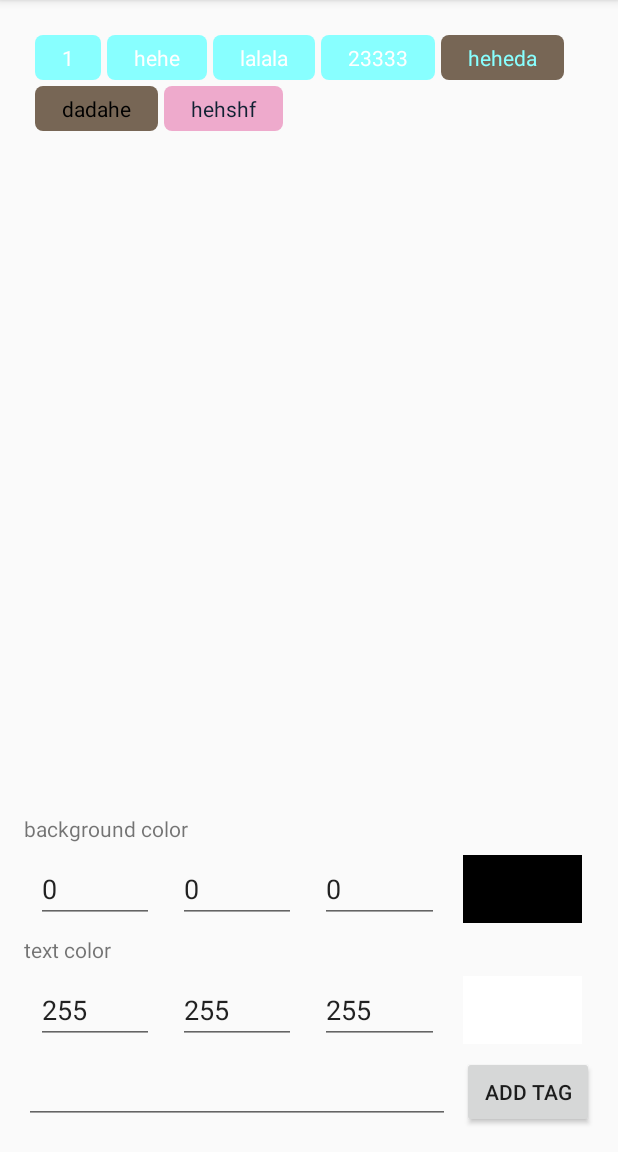
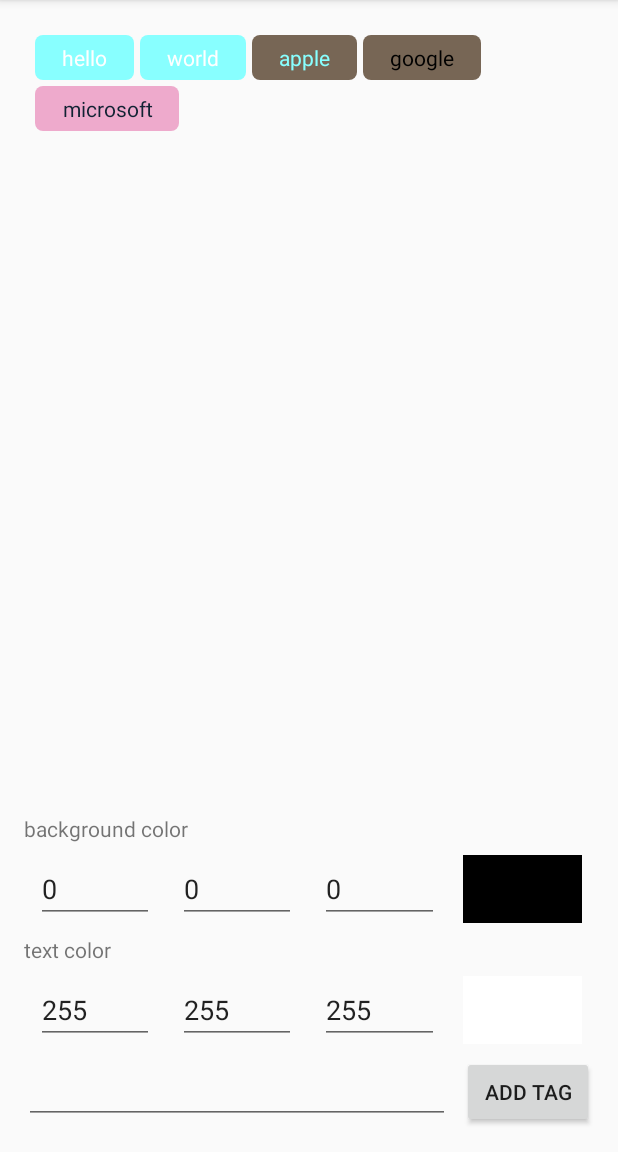
Before and after one commit to nestorm001/TagView, an Android app: the screen it shows after launch (MainActivity), on a phone screen of 412 x 824 dp, the part 84-1236 px from its top. Run offline under Robolectric (Android 15) with nearby library versions, the phone set to English and light mode, and no system bars; our stand-ins replace ButterKnife.

```diff
--- a/app/src/main/java/nesto/tagviewrepo/MainActivity.java
+++ b/app/src/main/java/nesto/tagviewrepo/MainActivity.java
@@ -42,12 +42,12 @@ public class MainActivity extends AppCompatActivity {
         super.onCreate(savedInstanceState);
         setContentView(R.layout.activity_main);
         ButterKnife.bind(this);
-        tags.addStringTags(Arrays.asList("1", "hehe", "lalala", "23333"))
-                .addTag(new Tag("heheda", Color.argb(0xff, 0x88, 0xff, 0xff),
+        tags.addStringTags(Arrays.asList("hello", "world"))
+                .addTag(new Tag("apple", Color.argb(0xff, 0x88, 0xff, 0xff),
                         Color.argb(0xff, 0x77, 0x66, 0x55)))
-                .addTag(new Tag("dadahe", Color.argb(0xff, 0x00, 0x00, 0x00),
+                .addTag(new Tag("google", Color.argb(0xff, 0x00, 0x00, 0x00),
                         Color.argb(0xff, 0x77, 0x66, 0x55)))
-                .addTag(new Tag("hehshf", Color.argb(0xff, 0x11, 0x22, 0x33),
+                .addTag(new Tag("microsoft", Color.argb(0xff, 0x11, 0x22, 0x33),
                         Color.argb(0xff, 0xee, 0xaa, 0xcc)))
                 .backgroundColor(Color.argb(0xff, 0x88, 0xff, 0xff))
                 .textColor(Color.argb(0xff, 0xff, 0xff, 0xff))
```
Also changed, not shown: 3 other files.
